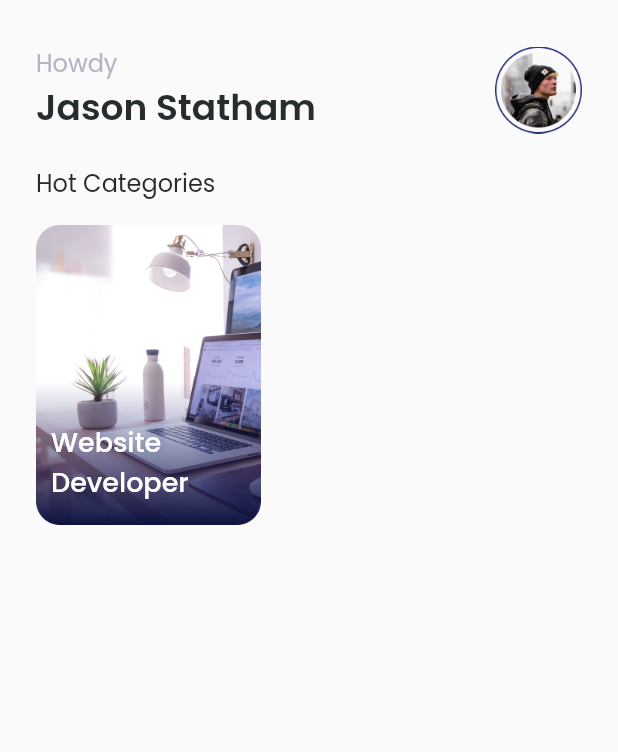
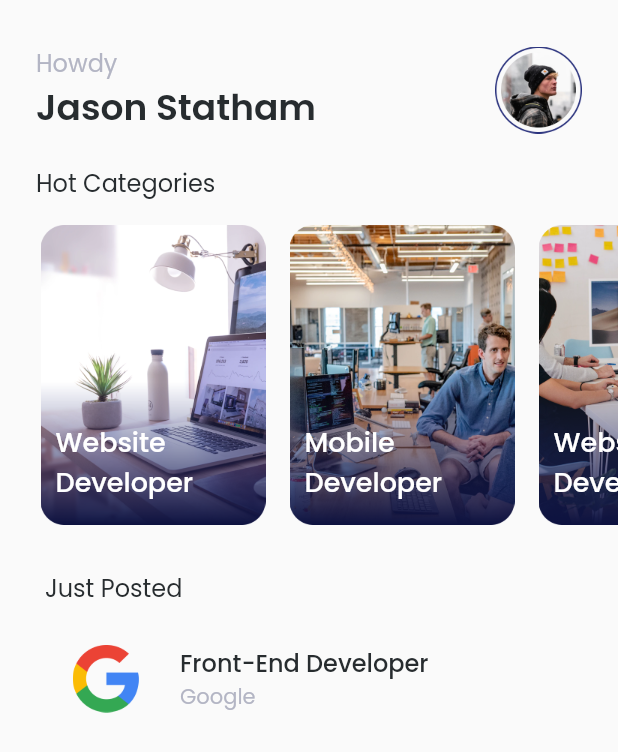
Before and after one commit to s4llm4n/Job_ui, a Flutter app: the HomePage screen opened directly, on a phone screen of 412 x 824 dp. Shown: the top 752 px of the screen. Run offline on Flutter 3.47's test engine with Material 2 defaults, Android fonts, the phone set to English and light mode, and no system bars; our stand-ins replace email_validator, google_fonts.

Commit message:
commit theme

```diff
--- a/lib/pages/home_page.dart
+++ b/lib/pages/home_page.dart
@@ -1,6 +1,7 @@
 import 'package:flutter/material.dart';
 import 'package:google_fonts/google_fonts.dart';
 import 'package:job_application/theme.dart';
+import 'package:job_application/widgets/job_card.dart';
 
 class HomePage extends StatelessWidget {
   @override
@@ -54,30 +55,76 @@ class HomePage extends StatelessWidget {
               SizedBox(
                 height: 16,
               ),
-              Container(
-                width: 150,
-                height: 200,
-                child: Align(
-                  alignment: Alignment.bottomLeft,
-                  child: Padding(
-                    padding: const EdgeInsets.only(
-                        top: 15.0, left: 10, bottom: 15, right: 10),
-                    child: Text(
-                      'Website Developer',
-                      style: GoogleFonts.poppins(
-                        color: Colors.white,
-                        fontSize: 18,
-                        fontWeight: FontWeight.w500,
+              SingleChildScrollView(
+                scrollDirection: Axis.horizontal,
+                child: Padding(
+                  padding: EdgeInsets.only(
+                    left: 3,
+                  ),
+                  child: Row(
+                    children: [
+                      JobCard(
+                        text: 'Website Developer',
+                        imageUrl: 'assets/card_category.png',
                       ),
-                    ),
+                      SizedBox(
+                        width: 16,
+                      ),
+                      JobCard(
+                        text: 'Mobile Developer',
+                        imageUrl: 'assets/card_category2.png',
+                      ),
+                      SizedBox(
+                        width: 16,
+                      ),
+                      JobCard(
+                        text: 'Website Developer',
+                        imageUrl: 'assets/card_category_three.png',
+                      ),
+                    ],
                   ),
                 ),
-                decoration: BoxDecoration(
-                  image: DecorationImage(
-                    image: AssetImage(
-                      'assets/card_category.png',
+              ),
+              SizedBox(
+                height: 30,
+              ),
+              Padding(
+                padding: EdgeInsets.only(left: 6),
+                child: Text(
+                  'Just Posted',
+                  style: GoogleFonts.poppins(
+                    color: Color(0xff272C2F),
+                    fontSize: 16,
+                    fontWeight: FontWeight.w400,
+                  ),
+                ),
+              ),
+              Padding(
+                padding: const EdgeInsets.only(top: 26, left: 24.0),
+                child: Row(
+                  children: [
+                    Image.asset(
+                      'assets/google-icon.png',
+                      width: 45,
+                      height: 45,
                     ),
-                  ),
+                    SizedBox(
+                      width: 27,
+                    ),
+                    Column(
+                      crossAxisAlignment: CrossAxisAlignment.start,
+                      children: [
+                        Text(
+                          'Front-End Developer',
+                          style: jobTextStyle,
+                        ),
+                        Text(
+                          'Google',
+                          style: companyTextStyle,
+                        )
+                      ],
+                    ),
+                  ],
                 ),
               ),
             ],
--- a/lib/pages/signup_page.dart
+++ b/lib/pages/signup_page.dart
@@ -27,7 +27,7 @@ class _SignUpPageState extends State<SignUpPage> {
                 'assets/upload_pic.png',
                 width: 120,
                 height: 120,
-              )
+              ),
             ],
           ),
         ),
@@ -48,7 +48,7 @@ class _SignUpPageState extends State<SignUpPage> {
                 'assets/show_images.png',
                 width: 120,
                 height: 120,
-              )
+              ),
             ],
           ),
         ),
--- a/lib/theme.dart
+++ b/lib/theme.dart
@@ -14,3 +14,9 @@ TextStyle subTitleTextStyle = GoogleFonts.poppins(
 
 TextStyle buttonTextStyle = GoogleFonts.poppins(
     color: Color(0xffFFFFFF), fontSize: 14, fontWeight: FontWeight.w500);
+
+TextStyle jobTextStyle = GoogleFonts.poppins(
+    color: Color(0xff272C2F), fontSize: 16, fontWeight: FontWeight.w500);
+
+TextStyle companyTextStyle = GoogleFonts.poppins(
+    color: Color(0xffB3B5C4), fontSize: 14, fontWeight: FontWeight.w400);
--- /dev/null
+++ b/lib/widgets/custom_list.dart
@@ -0,0 +1,8 @@
+import 'package:flutter/material.dart';
+
+class CustomList extends StatelessWidget {
+  @override
+  Widget build(BuildContext context) {
+    return Container();
+  }
+}
--- /dev/null
+++ b/lib/widgets/job_card.dart
@@ -0,0 +1,37 @@
+import 'package:flutter/material.dart';
+import 'package:google_fonts/google_fonts.dart';
+
+class JobCard extends StatelessWidget {
+  final String text;
+  final String imageUrl;
+
+  JobCard({this.imageUrl, this.text});
+  @override
+  Widget build(BuildContext context) {
+    return Container(
+      width: 150,
+      height: 200,
+      child: Align(
+        alignment: Alignment.bottomLeft,
+        child: Padding(
+          padding: EdgeInsets.only(top: 15, left: 10, right: 10, bottom: 15),
+          child: Text(
+            text,
+            style: GoogleFonts.poppins(
+              color: Color(0xFFFFFFFF),
+              fontSize: 18,
+              fontWeight: FontWeight.w500,
+            ),
+          ),
+        ),
+      ),
+      decoration: BoxDecoration(
+        image: DecorationImage(
+          image: AssetImage(
+            imageUrl,
+          ),
+        ),
+      ),
+    );
+  }
+}
```
